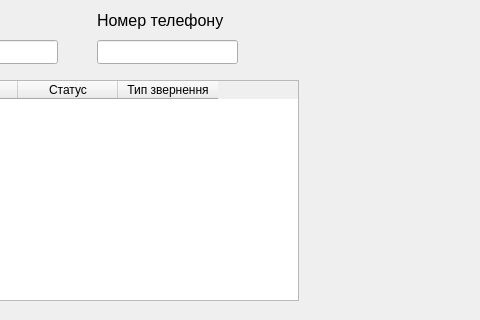
First picture: the form in user_window.ui, repository Anduine/MVSCenter, before the edit; both pictures show x 93 to 573 and y 100 to 420 of the 573 by 420 pixel window.
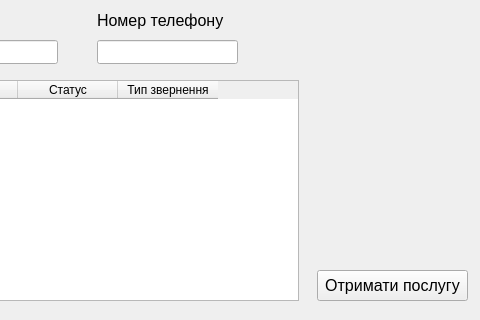
Second picture: the form after the edit.

Diff of the .ui file:
```diff
--- a/user_window.ui
+++ b/user_window.ui
@@ -167,6 +167,24 @@
     <string>Сервісний центр МВС</string>
    </property>
   </widget>
+  <widget class="QPushButton" name="pushButtonGetTicket">
+   <property name="geometry">
+    <rect>
+     <x>410</x>
+     <y>370</y>
+     <width>151</width>
+     <height>31</height>
+    </rect>
+   </property>
+   <property name="font">
+    <font>
+     <pointsize>12</pointsize>
+    </font>
+   </property>
+   <property name="text">
+    <string>Отримати послугу</string>
+   </property>
+  </widget>
  </widget>
  <resources/>
  <connections/>
```
